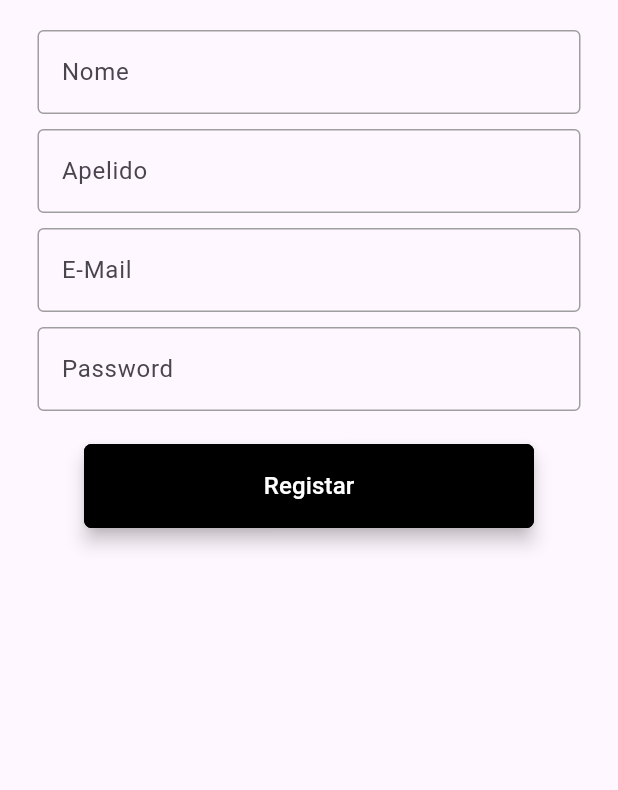
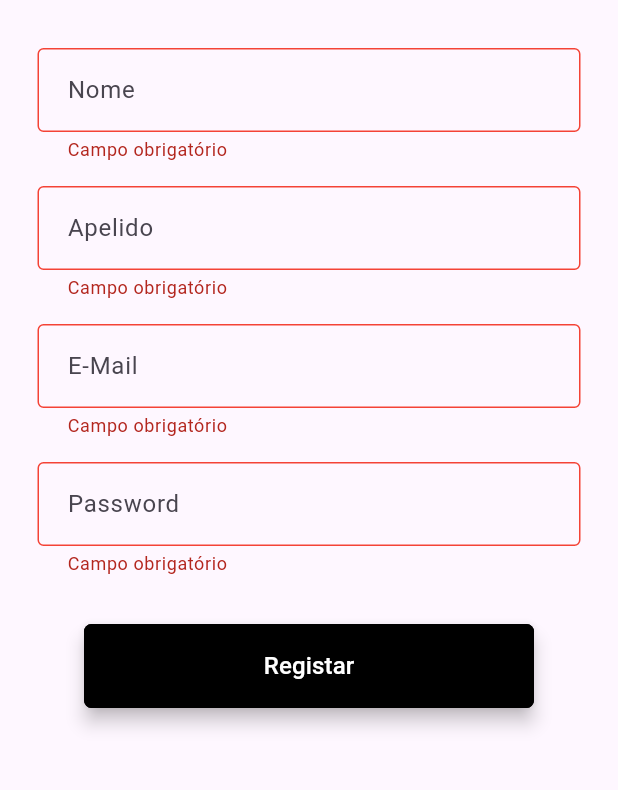
Before and after one commit to Seltius/CondoApp, a Flutter app: the RegisterPage screen opened by its route, after a tap on "Registar", on a phone screen of 412 x 824 dp, the part 303-1093 px from its top. Run offline on Flutter 3.47's test engine with Material 3 defaults, Android fonts, the light colour scheme and no system bars; our stand-ins replace curved_navigation_bar, get, shared_preferences; accounts and stored records are empty.

Commit message:
Add validation to input fields when registering new user

```diff
--- a/lib/controllers/auth_controller.dart
+++ b/lib/controllers/auth_controller.dart
@@ -43,7 +43,7 @@ class AuthController extends GetxController {
 
   Future<bool> login(BuildContext context) async {
     var headers = {'Content-Type': 'application/json'};
-    var url = Uri.parse(ApiEndPoints.baseUrl + ApiEndPoints.authEndpoints.authenticate);
+    var url = Uri.parse(ApiEndPoints.baseUrl + ApiEndPoints.authEndpoints.signIn);
 
     Map body = {
       'email' : email.text.trim(),
@@ -60,7 +60,7 @@ class AuthController extends GetxController {
       password.clear();
       return true;
     } else {
-      showErrorDialog(context, jsonDecode(response.body)['error'].toString());
+      showErrorDialog(context, jsonDecode(response.body)['errors'].toString());
       return false;
     }
   }
--- a/lib/utils/api_endpoints.dart
+++ b/lib/utils/api_endpoints.dart
@@ -7,6 +7,7 @@ class AuthEndPoints {
   static const String auth = '/auth';
   final String register = '$auth/register';
   final String unregister = '$auth/unregister';
-  final String authenticate = '$auth/authenticate';
+  final String signIn = '$auth/signin';
+  final String signOut = '$auth/signout';
   final String validate = '$auth/validate';
 }
--- a/lib/views/placeholder_page.dart
+++ b/lib/views/placeholder_page.dart
@@ -1,3 +1,4 @@
+import 'package:condo_app/utils/auth_token.dart';
 import 'package:condo_app/views/documents_page.dart';
 import 'package:condo_app/views/home_page.dart';
 import 'package:condo_app/views/settings_page.dart';
@@ -13,6 +14,7 @@ class PlaceHolderPage extends StatefulWidget {
 }
 
 class _PlaceHolderPage extends State<PlaceHolderPage>{
+  AuthTokenUtils authTokenUtils = AuthTokenUtils();
 
   int currentIndex = 0;
 
--- a/lib/views/register_page.dart
+++ b/lib/views/register_page.dart
@@ -1,20 +1,24 @@
 import 'package:condo_app/controllers/auth_controller.dart';
+import 'package:condo_app/widgets/text_form_input.dart';
 import 'package:flutter/material.dart';
 
 import '../widgets/condo_button.dart';
-import '../widgets/input_text.dart';
 
 class RegisterPage extends StatefulWidget {
   const RegisterPage({super.key});
 
   @override
-  State<StatefulWidget> createState() => Register();
+  State<StatefulWidget> createState() => _RegisterPageState();
 
 }
 
 
-class Register extends State<RegisterPage> {
+class _RegisterPageState extends State<RegisterPage> {
   AuthController authController = AuthController();
+  final _formKey = GlobalKey<FormState>();
+  final nameRegex = RegExp(r'^[a-zA-Z\u00C0-\u017F]+(-[a-zA-Z\u00C0-\u017F]+)*( [a-zA-Z\u00C0-\u017F]+(-[a-zA-Z\u00C0-\u017F]+)*)*$');
+  final emailRegex = RegExp(r'^[a-zA-Z0-9.a-zA-Z0-9._%-]+@[a-zA-Z0-9.-]+\.[a-zA-Z]{2,4}$');
+  final pwRegex = RegExp(r'^(?=.*?[A-Z])(?=.*?[a-z])(?=.*?[0-9])(?=.*?[!@#$&*~]).{8,}$');
 
   @override
   Widget build(BuildContext context) {
@@ -49,47 +53,92 @@ class Register extends State<RegisterPage> {
                 textAlign: TextAlign.center,
               ),
 
-              const SizedBox(height: 20),
+              const SizedBox(height: 32),
 
-              //Input E-Mail
-              InputTextField(
+              Form(
+                key: _formKey,
+                child: Column(
+                  children: [
+
+                    //firstName field
+                    InputFormTextField(
                       controller: authController.firstName,
-                  hintText: 'Nome',
-                  obscureText: false),
+                      hintText: "Nome",
+                      isPassword: false,
+                      validator: (value) {
+                        if (value == null || value.isEmpty) {
+                          return "Campo obrigatório";
+                        } else if (!nameRegex.hasMatch(value)) {
+                          return "Nome inválido";
+                        }
+                        return null;
+                      },
+                    ),
 
-              const SizedBox(height: 8),
+                    const SizedBox(height: 16),
 
-              InputTextField(
+                    InputFormTextField(
                       controller: authController.lastName,
-                  hintText: 'Apelido',
-                  obscureText: false),
+                      hintText: "Apelido",
+                      isPassword: false,
+                      validator: (value) {
+                        if (value == null || value.isEmpty) {
+                          return "Campo obrigatório";
+                        } else if (!nameRegex.hasMatch(value)) {
+                          return "Apelido inválido";
+                        }
+                        return null;
+                      },
+                    ),
 
-              const SizedBox(height: 8),
+                    const SizedBox(height: 16),
 
-              //Input E-Mail
-              InputTextField(
+                    InputFormTextField(
                       controller: authController.email,
-                  hintText: 'E-Mail',
-                  obscureText: false),
+                      hintText: "E-Mail",
+                      isPassword: false,
+                      validator: (value) {
+                        if (value == null || value.isEmpty) {
+                          return "Campo obrigatório";
+                        } else if (!emailRegex.hasMatch(value)) {
+                          return "E-Mail inválido";
+                        }
+                        return null;
+                      },
+                    ),
 
-              const SizedBox(height: 8),
+                    const SizedBox(height: 16),
 
-              //Input Password
-              InputTextField(
+                    InputFormTextField(
                       controller: authController.password,
-                  hintText: 'Password',
-                  obscureText: true),
+                      hintText: "Password",
+                      isPassword: false,
+                      validator: (value) {
+                        if (value == null || value.isEmpty) {
+                          return "Campo obrigatório";
+                        } else if (!pwRegex.hasMatch(value)) {
+                          return "Password não cumpre os requisitos";
+                        }
+                        return null;
+                      },
+                    ),
 
-              const SizedBox(height: 20),
+                    const SizedBox(height: 32),
 
                     CondoButton(
                       text: 'Registar',
                       onPressed: () async {
+                        if (_formKey.currentState!.validate()) {
                           if(await authController.register(context)) {
                             Navigator.pushNamed(context, '/homepage');
                           }
+                        }
                       },
                     ),
+                  ],
+                )
+
+              )
             ],
           ),
         )
--- /dev/null
+++ b/lib/widgets/text_form_input.dart
@@ -0,0 +1,45 @@
+import 'package:flutter/material.dart';
+
+class InputFormTextField extends StatelessWidget {
+  final controller;
+  final String hintText;
+  final bool isPassword;
+  final FormFieldValidator<String?>? validator;
+
+  const InputFormTextField({
+    super.key,
+    required this.controller,
+    required this.hintText,
+    required this.isPassword,
+    required this.validator
+  });
+
+  @override
+  Widget build(BuildContext context) {
+    return Padding(
+      padding: const EdgeInsets.symmetric(horizontal: 25.0),
+      child: TextFormField(
+        controller: controller,
+        obscureText: isPassword,
+        validator: validator,
+        decoration: InputDecoration(
+          contentPadding: const EdgeInsets.symmetric(vertical: 16, horizontal: 16),
+          errorBorder: const OutlineInputBorder(
+              borderSide: BorderSide(color: Colors.red)
+          ),
+          border: const OutlineInputBorder(
+            borderSide: BorderSide(color: Colors.grey)
+          ),
+          enabledBorder: const OutlineInputBorder(
+              borderSide: BorderSide(color: Colors.grey)
+            ),
+            focusedBorder: const OutlineInputBorder(
+                borderSide: BorderSide(color: Colors.blue)
+            ),
+          hintText: hintText,
+        ),
+      ),
+    );
+  }
+
+}
```
Lines whose indentation alone changed are shown as unchanged.
